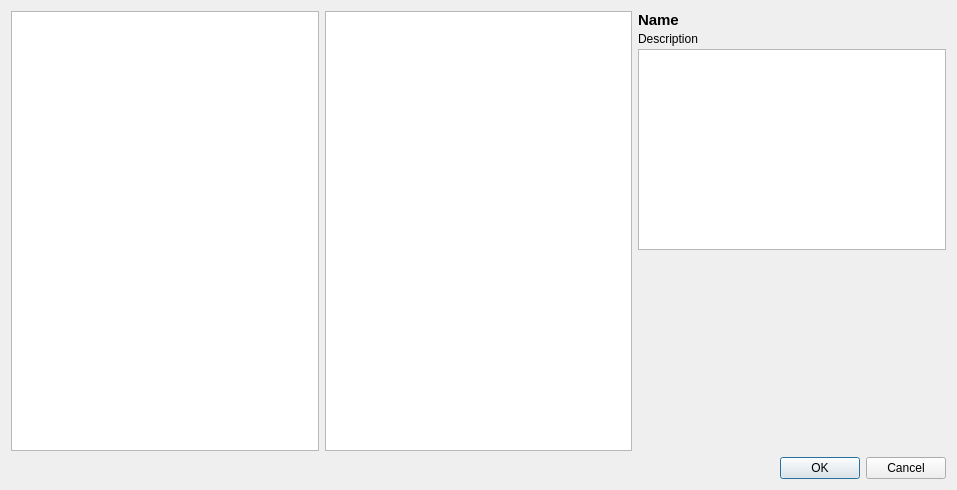
This is libs/librepcb/libraryeditor/common/componentchooserdialog.ui in LibrePCB/LibrePCB as Qt 5 draws it before an edit. The edited form follows.
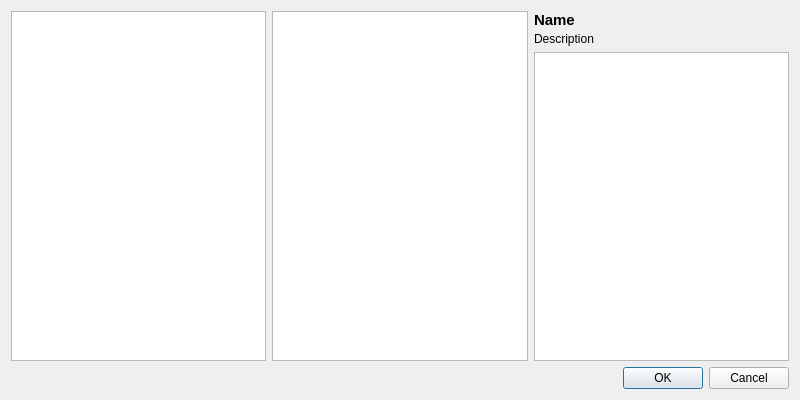
This is the edited form. Custom widgets are drawn as their Qt base class.

Commit message: Fix layout issues in ComponentChooserDialog

The edit to the form file:
```diff
--- a/libs/librepcb/libraryeditor/common/componentchooserdialog.ui
+++ b/libs/librepcb/libraryeditor/common/componentchooserdialog.ui
@@ -9,8 +9,8 @@
    <rect>
     <x>0</x>
     <y>0</y>
-    <width>957</width>
-    <height>490</height>
+    <width>800</width>
+    <height>400</height>
    </rect>
   </property>
   <property name="windowTitle">
@@ -19,30 +19,22 @@
   <property name="modal">
    <bool>true</bool>
   </property>
-  <layout class="QVBoxLayout" name="verticalLayout">
-   <item>
-    <layout class="QHBoxLayout" name="horizontalLayout" stretch="1,1,1">
-     <item>
+  <layout class="QGridLayout" name="gridLayout" rowstretch="0,1,0" columnstretch="1,1,1">
+   <item row="0" column="0" rowspan="2">
       <widget class="QTreeView" name="treeCategories">
        <property name="editTriggers">
         <set>QAbstractItemView::NoEditTriggers</set>
        </property>
       </widget>
      </item>
-     <item>
+   <item row="0" column="1" rowspan="2">
       <widget class="QListWidget" name="listComponents">
-       <property name="minimumSize">
-        <size>
-         <width>0</width>
-         <height>0</height>
-        </size>
-       </property>
        <property name="sortingEnabled">
         <bool>true</bool>
        </property>
       </widget>
      </item>
-     <item>
+   <item row="0" column="2">
       <layout class="QVBoxLayout" name="verticalLayout_2">
        <property name="spacing">
         <number>3</number>
@@ -59,6 +51,9 @@
          <property name="text">
           <string notr="true">Name</string>
          </property>
+       <property name="wordWrap">
+        <bool>true</bool>
+       </property>
         </widget>
        </item>
        <item>
@@ -74,7 +69,9 @@
          </property>
         </widget>
        </item>
-       <item>
+    </layout>
+   </item>
+   <item row="1" column="2">
         <widget class="GraphicsView" name="graphicsView">
          <property name="verticalScrollBarPolicy">
           <enum>Qt::ScrollBarAlwaysOff</enum>
@@ -84,24 +81,7 @@
          </property>
         </widget>
        </item>
-       <item>
-        <spacer name="verticalSpacer">
-         <property name="orientation">
-          <enum>Qt::Vertical</enum>
-         </property>
-         <property name="sizeHint" stdset="0">
-          <size>
-           <width>20</width>
-           <height>40</height>
-          </size>
-         </property>
-        </spacer>
-       </item>
-      </layout>
-     </item>
-    </layout>
-   </item>
-   <item>
+   <item row="2" column="0" colspan="3">
     <widget class="QDialogButtonBox" name="buttonBox_2">
      <property name="orientation">
       <enum>Qt::Horizontal</enum>
```
Lines whose indentation alone changed are shown as unchanged.
